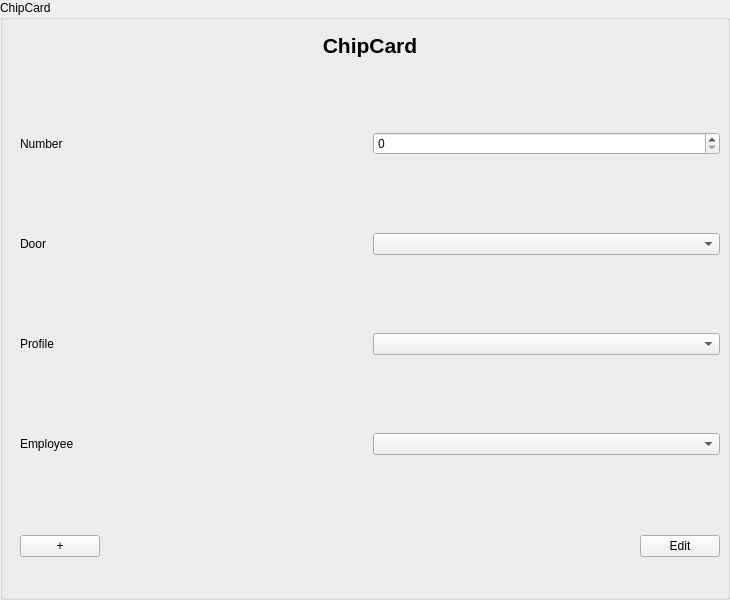
This is src/app/chipcardinputarea.ui in jmuelbert/jmbde-QT as Qt 5 draws it before an edit. The edited form follows.
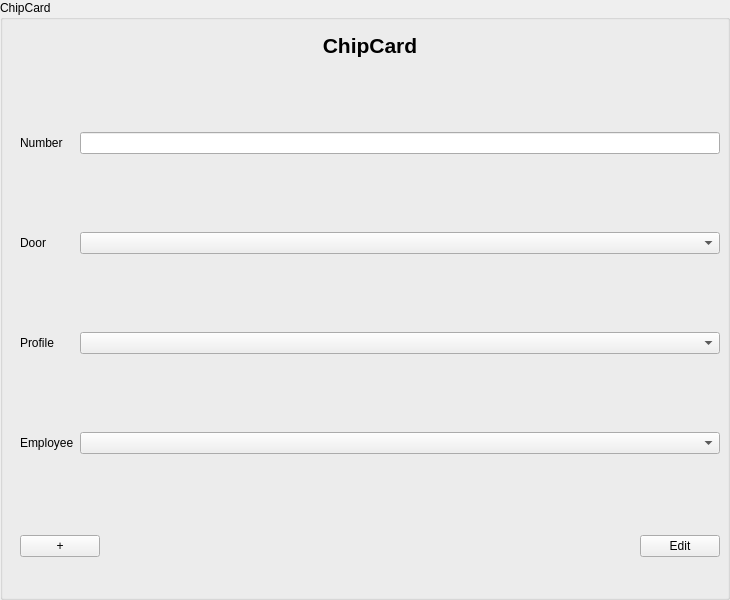
This is the edited form.

What changed in the file:
```diff
--- a/src/app/chipcardinputarea.ui
+++ b/src/app/chipcardinputarea.ui
@@ -134,9 +134,6 @@
        </property>
       </widget>
      </item>
-     <item row="0" column="3">
-      <widget class="QSpinBox" name="spinBox_Number"/>
-     </item>
      <item row="1" column="3">
       <widget class="QComboBox" name="comboBox_Door"/>
      </item>
@@ -146,6 +143,9 @@
      <item row="3" column="3">
       <widget class="QComboBox" name="comboBox_Employee"/>
      </item>
+     <item row="0" column="3">
+      <widget class="QLineEdit" name="lineEdit"/>
+     </item>
     </layout>
    </widget>
   </widget>
```
